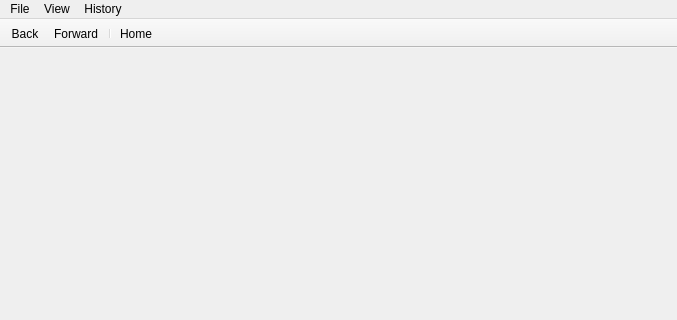
The window that pydm/pydm.ui (slaclab/pydm) describes before a commit, drawn with Qt 5; both pictures show x 0 to 677 and y 0 to 320 of the 677 by 465 pixel window.
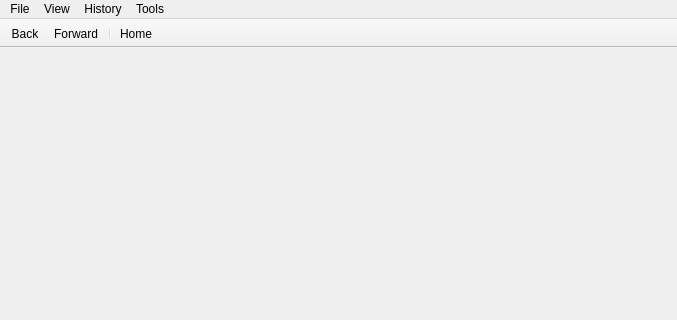
The same window after the commit.

Commit message: ENH: External Tools Hooks (#213)

Diff of the .ui file:
```diff
--- a/pydm/pydm.ui
+++ b/pydm/pydm.ui
@@ -64,9 +64,17 @@
     <addaction name="actionForward"/>
     <addaction name="actionHome"/>
    </widget>
+   <widget class="QMenu" name="menuTools">
+    <property name="title">
+     <string>Tools</string>
+    </property>
+    <addaction name="actionLoadTool"/>
+    <addaction name="separator"/>
+   </widget>
    <addaction name="menuFile"/>
    <addaction name="menuView"/>
    <addaction name="menuHistory"/>
+   <addaction name="menuTools"/>
   </widget>
   <widget class="QStatusBar" name="statusbar"/>
   <widget class="QToolBar" name="navbar">
```
Left out of the diff: 5 changed lines with no effect on the pictures. The commit also changes 14 other files.
